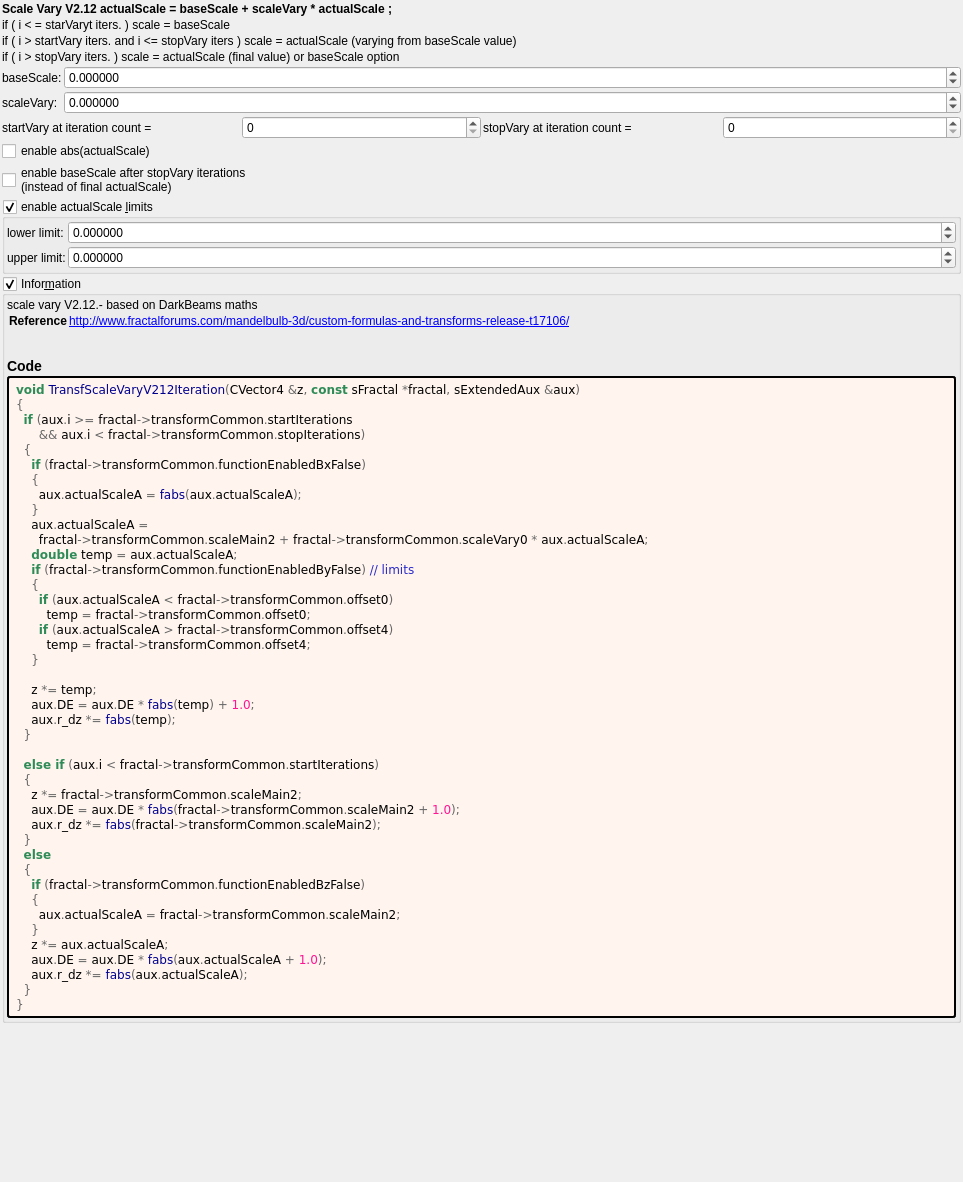
Before: the Qt Designer form mandelbulber2/formula/ui/transf_scale_vary_v212.ui in buddhi1980/mandelbulber2, drawn with Qt 5.
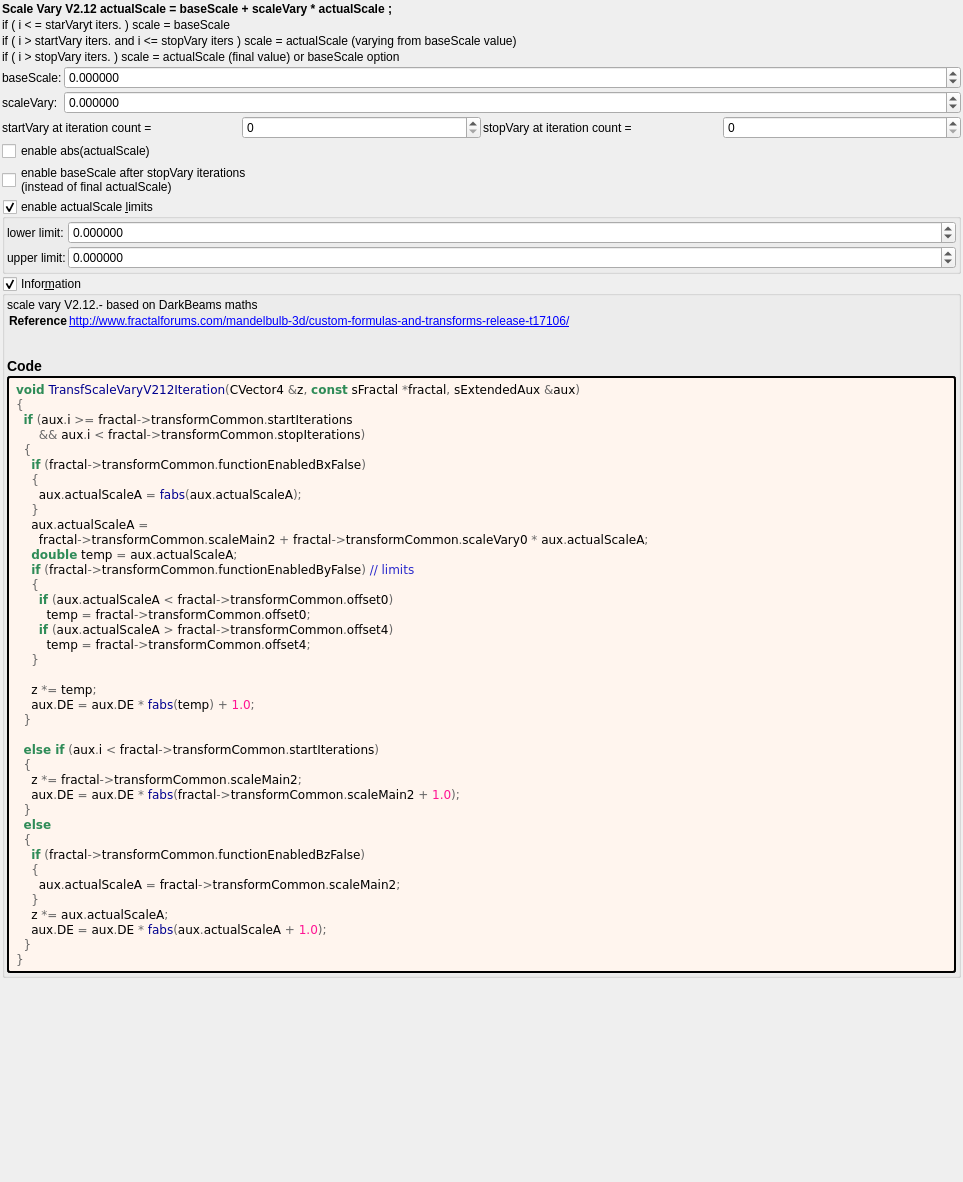
After: the same form once the commit is applied. Custom widgets are drawn as their Qt base class.

```diff
--- a/mandelbulber2/formula/ui/transf_scale_vary_v212.ui
+++ b/mandelbulber2/formula/ui/transf_scale_vary_v212.ui
@@ -397,14 +397,12 @@
 
     z &lt;span style=&quot;color:#676767&quot;&gt;*=&lt;/span&gt; temp&lt;span style=&quot;color:#676767&quot;&gt;;&lt;/span&gt;
     aux&lt;span style=&quot;color:#676767&quot;&gt;.&lt;/span&gt;DE &lt;span style=&quot;color:#676767&quot;&gt;=&lt;/span&gt; aux&lt;span style=&quot;color:#676767&quot;&gt;.&lt;/span&gt;DE &lt;span style=&quot;color:#676767&quot;&gt;*&lt;/span&gt; &lt;span style=&quot;color:#00008f&quot;&gt;fabs&lt;/span&gt;&lt;span style=&quot;color:#676767&quot;&gt;(&lt;/span&gt;temp&lt;span style=&quot;color:#676767&quot;&gt;) +&lt;/span&gt; &lt;span style=&quot;color:#ff1493&quot;&gt;1.0&lt;/span&gt;&lt;span style=&quot;color:#676767&quot;&gt;;&lt;/span&gt;
-    aux&lt;span style=&quot;color:#676767&quot;&gt;.&lt;/span&gt;r_dz &lt;span style=&quot;color:#676767&quot;&gt;*=&lt;/span&gt; &lt;span style=&quot;color:#00008f&quot;&gt;fabs&lt;/span&gt;&lt;span style=&quot;color:#676767&quot;&gt;(&lt;/span&gt;temp&lt;span style=&quot;color:#676767&quot;&gt;);&lt;/span&gt;
   &lt;span style=&quot;color:#676767&quot;&gt;}&lt;/span&gt;
 
   &lt;span style=&quot;color:#2e8b57; font-weight:bold&quot;&gt;else if&lt;/span&gt; &lt;span style=&quot;color:#676767&quot;&gt;(&lt;/span&gt;aux&lt;span style=&quot;color:#676767&quot;&gt;.&lt;/span&gt;i &lt;span style=&quot;color:#676767&quot;&gt;&amp;lt;&lt;/span&gt; fractal&lt;span style=&quot;color:#676767&quot;&gt;-&amp;gt;&lt;/span&gt;transformCommon&lt;span style=&quot;color:#676767&quot;&gt;.&lt;/span&gt;startIterations&lt;span style=&quot;color:#676767&quot;&gt;)&lt;/span&gt;
   &lt;span style=&quot;color:#676767&quot;&gt;{&lt;/span&gt;
     z &lt;span style=&quot;color:#676767&quot;&gt;*=&lt;/span&gt; fractal&lt;span style=&quot;color:#676767&quot;&gt;-&amp;gt;&lt;/span&gt;transformCommon&lt;span style=&quot;color:#676767&quot;&gt;.&lt;/span&gt;scaleMain2&lt;span style=&quot;color:#676767&quot;&gt;;&lt;/span&gt;
     aux&lt;span style=&quot;color:#676767&quot;&gt;.&lt;/span&gt;DE &lt;span style=&quot;color:#676767&quot;&gt;=&lt;/span&gt; aux&lt;span style=&quot;color:#676767&quot;&gt;.&lt;/span&gt;DE &lt;span style=&quot;color:#676767&quot;&gt;*&lt;/span&gt; &lt;span style=&quot;color:#00008f&quot;&gt;fabs&lt;/span&gt;&lt;span style=&quot;color:#676767&quot;&gt;(&lt;/span&gt;fractal&lt;span style=&quot;color:#676767&quot;&gt;-&amp;gt;&lt;/span&gt;transformCommon&lt;span style=&quot;color:#676767&quot;&gt;.&lt;/span&gt;scaleMain2 &lt;span style=&quot;color:#676767&quot;&gt;+&lt;/span&gt; &lt;span style=&quot;color:#ff1493&quot;&gt;1.0&lt;/span&gt;&lt;span style=&quot;color:#676767&quot;&gt;);&lt;/span&gt;
-    aux&lt;span style=&quot;color:#676767&quot;&gt;.&lt;/span&gt;r_dz &lt;span style=&quot;color:#676767&quot;&gt;*=&lt;/span&gt; &lt;span style=&quot;color:#00008f&quot;&gt;fabs&lt;/span&gt;&lt;span style=&quot;color:#676767&quot;&gt;(&lt;/span&gt;fractal&lt;span style=&quot;color:#676767&quot;&gt;-&amp;gt;&lt;/span&gt;transformCommon&lt;span style=&quot;color:#676767&quot;&gt;.&lt;/span&gt;scaleMain2&lt;span style=&quot;color:#676767&quot;&gt;);&lt;/span&gt;
   &lt;span style=&quot;color:#676767&quot;&gt;}&lt;/span&gt;
   &lt;span style=&quot;color:#2e8b57; font-weight:bold&quot;&gt;else&lt;/span&gt;
   &lt;span style=&quot;color:#676767&quot;&gt;{&lt;/span&gt;
@@ -414,7 +412,6 @@
     &lt;span style=&quot;color:#676767&quot;&gt;}&lt;/span&gt;
     z &lt;span style=&quot;color:#676767&quot;&gt;*=&lt;/span&gt; aux&lt;span style=&quot;color:#676767&quot;&gt;.&lt;/span&gt;actualScaleA&lt;span style=&quot;color:#676767&quot;&gt;;&lt;/span&gt;
     aux&lt;span style=&quot;color:#676767&quot;&gt;.&lt;/span&gt;DE &lt;span style=&quot;color:#676767&quot;&gt;=&lt;/span&gt; aux&lt;span style=&quot;color:#676767&quot;&gt;.&lt;/span&gt;DE &lt;span style=&quot;color:#676767&quot;&gt;*&lt;/span&gt; &lt;span style=&quot;color:#00008f&quot;&gt;fabs&lt;/span&gt;&lt;span style=&quot;color:#676767&quot;&gt;(&lt;/span&gt;aux&lt;span style=&quot;color:#676767&quot;&gt;.&lt;/span&gt;actualScaleA &lt;span style=&quot;color:#676767&quot;&gt;+&lt;/span&gt; &lt;span style=&quot;color:#ff1493&quot;&gt;1.0&lt;/span&gt;&lt;span style=&quot;color:#676767&quot;&gt;);&lt;/span&gt;
-    aux&lt;span style=&quot;color:#676767&quot;&gt;.&lt;/span&gt;r_dz &lt;span style=&quot;color:#676767&quot;&gt;*=&lt;/span&gt; &lt;span style=&quot;color:#00008f&quot;&gt;fabs&lt;/span&gt;&lt;span style=&quot;color:#676767&quot;&gt;(&lt;/span&gt;aux&lt;span style=&quot;color:#676767&quot;&gt;.&lt;/span&gt;actualScaleA&lt;span style=&quot;color:#676767&quot;&gt;);&lt;/span&gt;
   &lt;span style=&quot;color:#676767&quot;&gt;}&lt;/span&gt;
 &lt;span style=&quot;color:#676767&quot;&gt;}&lt;/span&gt;
 &lt;/pre&gt;
```
